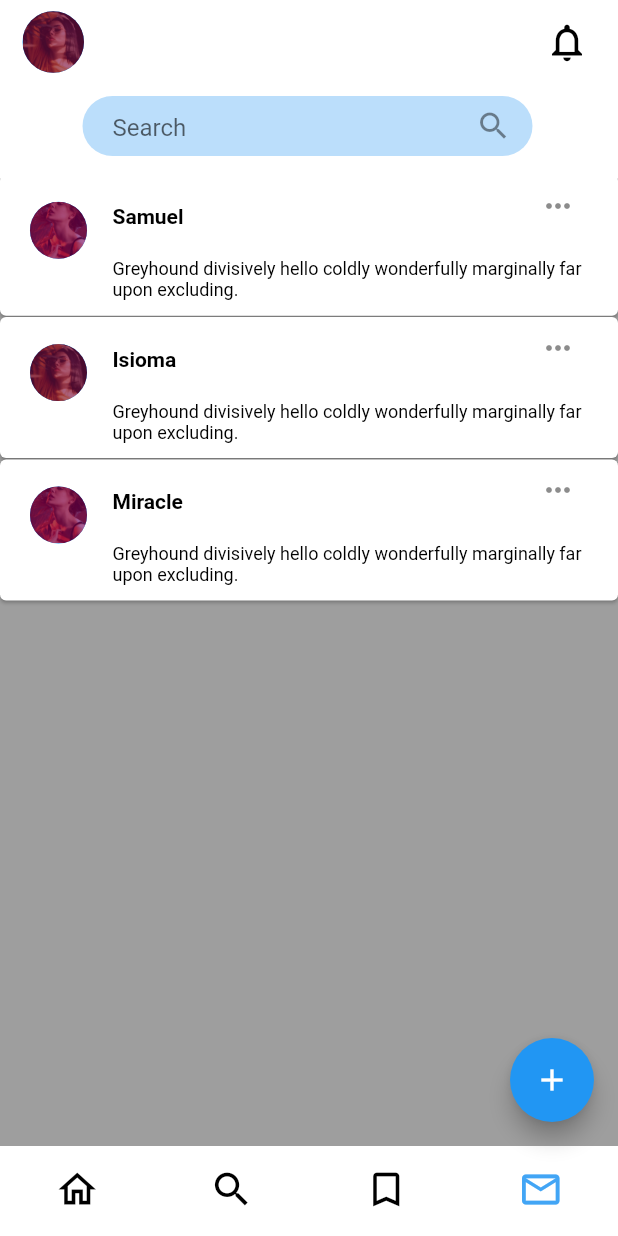
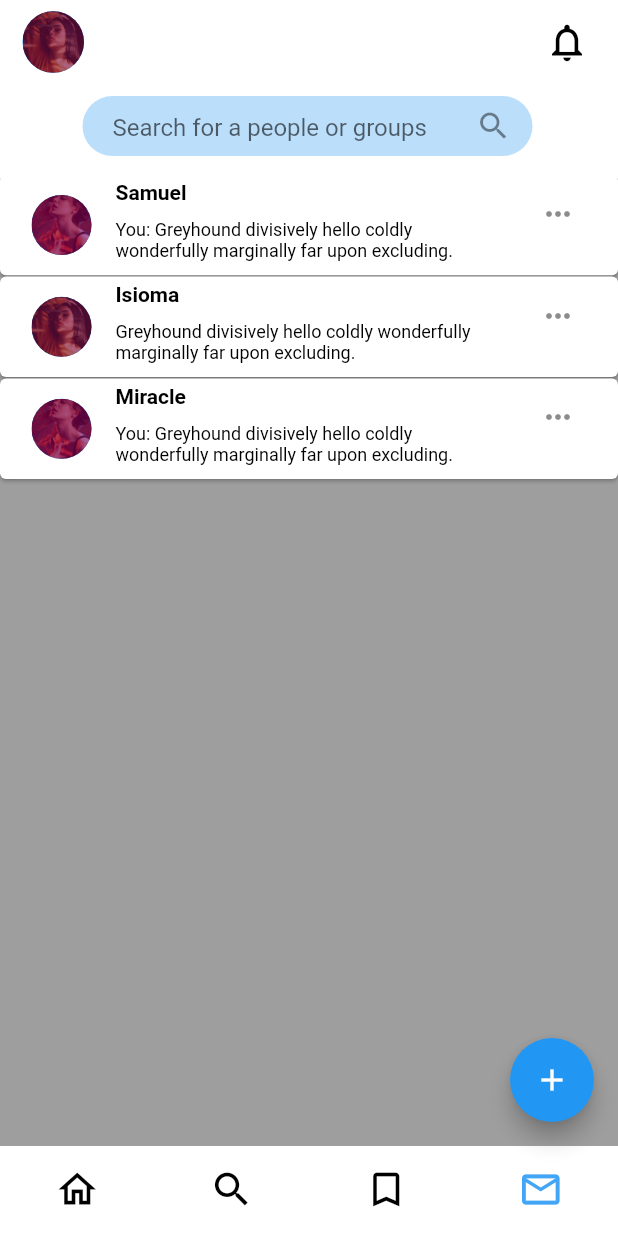
Before and after one commit to blackkiverson/UNI, a Flutter app: the MainPage screen opened directly, item 4 of the bottom bar chosen, on a phone screen of 412 x 824 dp. Run offline on Flutter 3.47's test engine with Material 2 defaults, Android fonts, the phone set to English and light mode, and no system bars.

Commit message:
Temporarily done with the UI design for dm page

```diff
--- a/lib/main.dart
+++ b/lib/main.dart
@@ -1,7 +1,5 @@
 import 'package:flutter/material.dart';
 import 'pages/welcome_page.dart';
-
-// import 'package:smifapp/pages/welcome_page.dart';
 
 void main() {
   runApp(const MyApp());
--- a/lib/pages/dm_page.dart
+++ b/lib/pages/dm_page.dart
@@ -15,10 +15,8 @@ class _DmPageState extends State<DmPage> {
       "username": "Samuel",
       "tag": "Photography",
       "post":
-          "Greyhound divisively hello coldly wonderfully marginally far upon excluding.",
+          "You: Greyhound divisively hello coldly wonderfully marginally far upon excluding.",
       "profile_image": "img/wptwo.jpg",
-      "post_image": "img/wp-six.jpg",
-      "post_video": "",
     },
     {
       "username": "Isioma",
@@ -26,17 +24,13 @@ class _DmPageState extends State<DmPage> {
       "post":
           "Greyhound divisively hello coldly wonderfully marginally far upon excluding.",
       "profile_image": "img/wpone.jpg",
-      "post_image": "img/wp-five.jpg",
-      "post_video": "",
     },
     {
       "username": "Miracle",
       "tag": "Education",
       "post":
-          "Greyhound divisively hello coldly wonderfully marginally far upon excluding.",
+          "You: Greyhound divisively hello coldly wonderfully marginally far upon excluding.",
       "profile_image": "img/wptwo.jpg",
-      "post_image": "",
-      "post_video": "",
     },
   ];
 
@@ -77,7 +71,7 @@ class _DmPageState extends State<DmPage> {
                     border: InputBorder.none,
                     suffixIcon:
                         IconButton(onPressed: () {}, icon: Icon(Icons.search)),
-                    hintText: "Search",
+                    hintText: "Search for a people or groups",
                   ),
                 ),
               ),
--- a/lib/widgets/dm_card.dart
+++ b/lib/widgets/dm_card.dart
@@ -30,7 +30,7 @@ class _DmCardState extends State<DmCard> {
           ListTile(
             //creates the top padding of every post on the home feed
             leading: Padding(
-              padding: const EdgeInsets.fromLTRB(3, 18, 0, 0),
+              padding: const EdgeInsets.fromLTRB(5, 0, 0, 0),
               child: CircleAvatar(
                 radius: 20,
                 backgroundColor: Colors.blue,
@@ -58,7 +58,7 @@ class _DmCardState extends State<DmCard> {
                     minimumSize: MaterialStateProperty.all(
                       const Size(0, 0),
                     ),
-                    padding: MaterialStateProperty.all(const EdgeInsets.all(0)),
+                    padding: MaterialStateProperty.all(const EdgeInsets.fromLTRB(0, 0, 10, 10)),
                     tapTargetSize: MaterialTapTargetSize.shrinkWrap,
                   ),
                 ),
@@ -66,15 +66,16 @@ class _DmCardState extends State<DmCard> {
               ],
             ),
 
+          subtitle: Padding(
+            padding: const EdgeInsets.fromLTRB(0, 0, 10, 5),
+            child: Text(widget.lastDm,
+                style: const TextStyle(color: Colors.black, fontSize: 12)),
+          ),
             //creating a dropdownbutton with secondary options for the mode menu
             trailing: MenuButton(),
           ),
 
-          Padding(
-            padding: const EdgeInsets.fromLTRB(75, 0, 10, 10),
-            child: Text(widget.lastDm,
-                style: const TextStyle(color: Colors.black, fontSize: 12)),
-          ),
+
         ],
       ),
     );
```
